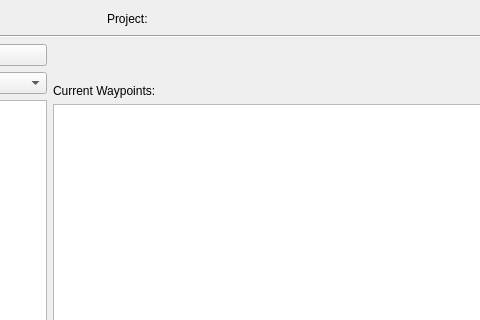
Open-MSS/MSS, file mslib/msui/ui/ui_mscolab_version_history.ui: the form before one commit; both pictures show x 175 to 655 and y 0 to 320 of the 1090 by 797 pixel window.
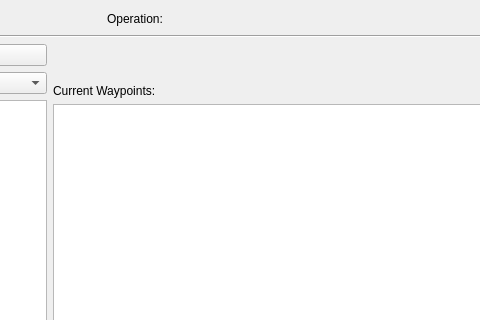
The form after the commit.

```diff
--- a/mslib/msui/ui/ui_mscolab_version_history.ui
+++ b/mslib/msui/ui/ui_mscolab_version_history.ui
@@ -47,7 +47,7 @@
            </sizepolicy>
           </property>
           <property name="text">
-           <string>Project:</string>
+           <string>Operation:</string>
           </property>
          </widget>
         </item>
```
